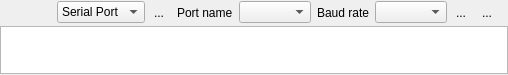
Above: gui/qkconnectwidget.ui from QkThings/qkdaemon_old before the change. Below: the same form after it.
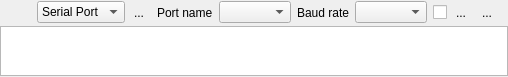
That is the form after the change. Icons and pictures are not drawn. Custom widgets are drawn as their Qt base class.

What changed in the file:
```diff
--- a/gui/qkconnectwidget.ui
+++ b/gui/qkconnectwidget.ui
@@ -7,7 +7,7 @@
     <x>0</x>
     <y>0</y>
     <width>508</width>
-    <height>75</height>
+    <height>77</height>
    </rect>
   </property>
   <property name="windowTitle">
@@ -137,6 +137,13 @@
          <item>
           <widget class="QComboBox" name="serialPort_baudRate_combo"/>
          </item>
+         <item>
+          <widget class="QCheckBox" name="checkBootPol">
+           <property name="text">
+            <string/>
+           </property>
+          </widget>
+         </item>
         </layout>
        </widget>
        <widget class="QWidget" name="page_2">
```
